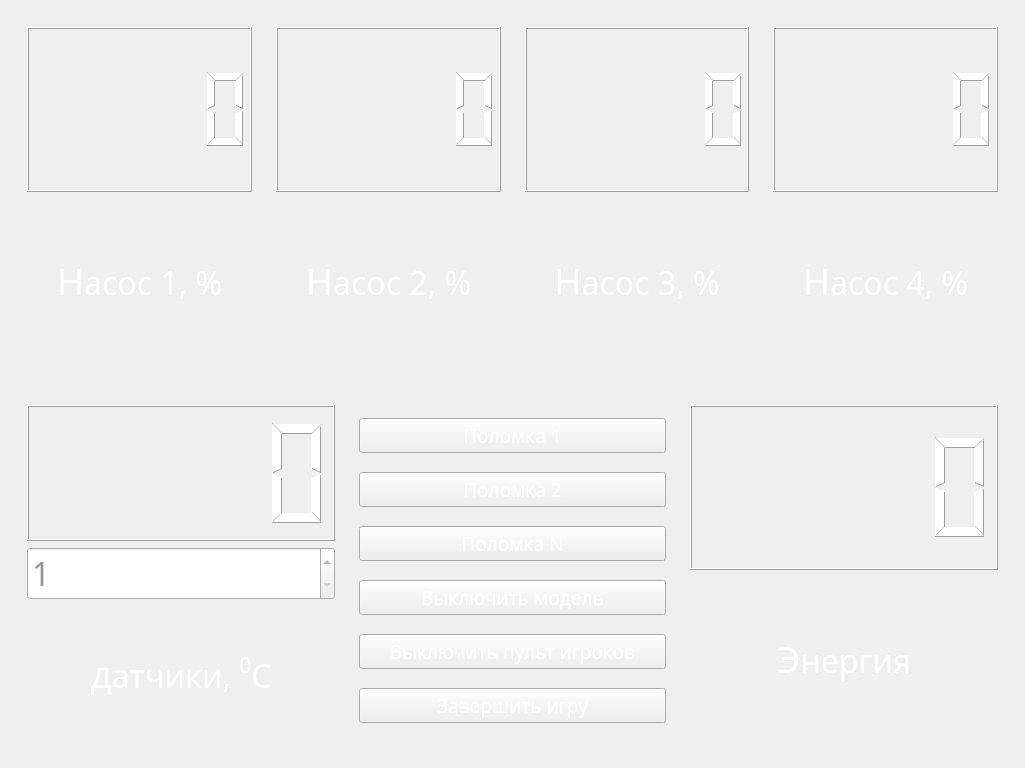
LeonidMurashov/Hurricane_in_glass, file controls/design/reactor_master.ui: the form before one commit.
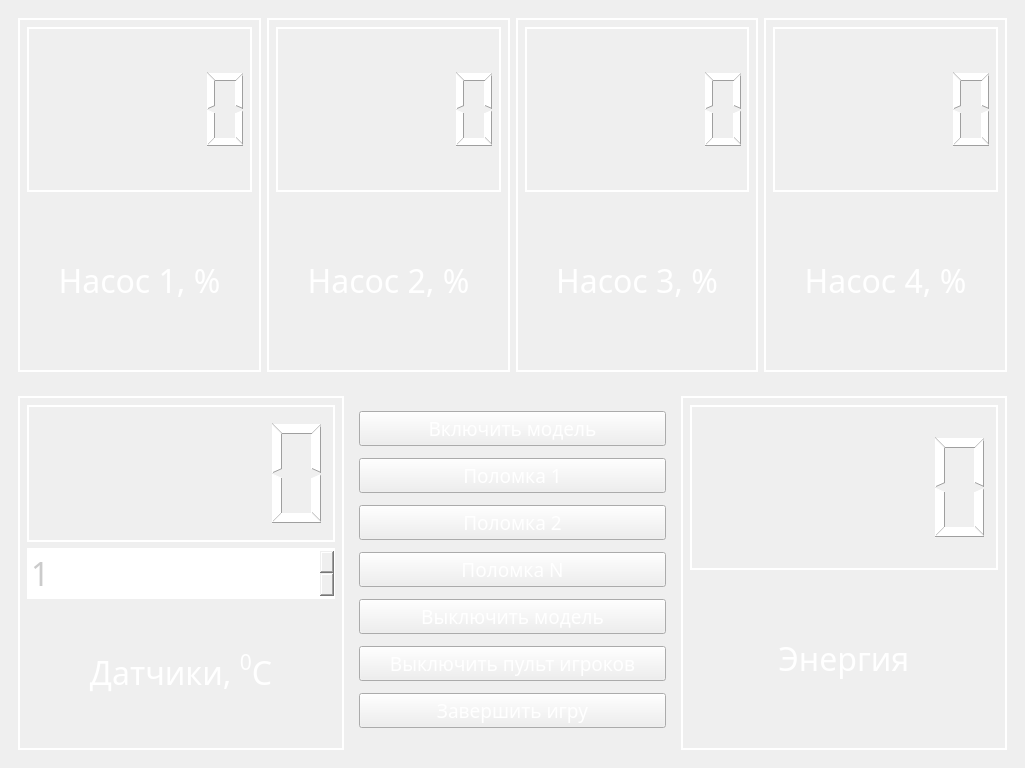
The form after the commit. Icons and pictures are not drawn.

Commit message: master design fixup

What changed in the file:
```diff
--- a/controls/design/reactor_master.ui
+++ b/controls/design/reactor_master.ui
@@ -45,7 +45,7 @@
   </property>
   <property name="windowIcon">
    <iconset>
-    <normaloff>img/nuke logo.jpg</normaloff>img/nuke logo.jpg</iconset>
+    <normaloff>Hurricane_in_glass/controls/design/img/nuke logo.jpg</normaloff>Hurricane_in_glass/controls/design/img/nuke logo.jpg</iconset>
   </property>
   <property name="autoFillBackground">
    <bool>false</bool>
@@ -66,25 +66,55 @@
    <layout class="QVBoxLayout" name="verticalLayout">
     <item>
      <widget class="QWidget" name="waterpipes" native="true">
+      <property name="font">
+       <font>
+        <family>Gadugi</family>
+       </font>
+      </property>
+      <property name="autoFillBackground">
+       <bool>false</bool>
+      </property>
       <property name="styleSheet">
        <string notr="true"/>
       </property>
       <layout class="QHBoxLayout" name="horizontalLayout">
        <item>
         <widget class="QWidget" name="Nasos1" native="true">
+         <property name="font">
+          <font>
+           <family>Gadugi</family>
+          </font>
+         </property>
          <property name="acceptDrops">
           <bool>false</bool>
          </property>
+         <property name="autoFillBackground">
+          <bool>false</bool>
+         </property>
+         <property name="styleSheet">
+          <string notr="true">border: 2px solid white;</string>
+         </property>
          <layout class="QVBoxLayout" name="verticalLayout_2">
           <item>
            <widget class="QLCDNumber" name="lcd1">
+            <property name="font">
+             <font>
+              <family>Gadugi</family>
+             </font>
+            </property>
+            <property name="autoFillBackground">
+             <bool>false</bool>
+            </property>
             <property name="styleSheet">
              <string notr="true">color: rgb(255, 255, 255);</string>
             </property>
+            <property name="frameShadow">
+             <enum>QFrame::Plain</enum>
+            </property>
            </widget>
           </item>
           <item>
-           <widget class="QLabel" name="label">
+           <widget class="QLabel" name="label_1">
             <property name="palette">
              <palette>
               <active>
@@ -178,7 +208,7 @@
             </property>
             <property name="font">
              <font>
-              <family>Sports World</family>
+              <family>Gadugi</family>
               <pointsize>24</pointsize>
               <weight>50</weight>
               <bold>false</bold>
@@ -191,10 +221,14 @@
              <bool>false</bool>
             </property>
             <property name="styleSheet">
-             <string notr="true">color: rgb(255, 255, 255);</string>
+             <string notr="true">color: rgb(255, 255, 255);
+border: 0px;</string>
+            </property>
+            <property name="frameShadow">
+             <enum>QFrame::Plain</enum>
             </property>
             <property name="text">
-             <string>&lt;html&gt;&lt;head/&gt;&lt;body&gt;&lt;p align=&quot;center&quot;&gt;&lt;span style=&quot; font-size:28pt;&quot;&gt;Н&lt;/span&gt;асос 1, %&lt;/p&gt;&lt;/body&gt;&lt;/html&gt;</string>
+             <string>&lt;html&gt;&lt;head/&gt;&lt;body&gt;&lt;p align=&quot;center&quot;&gt;Насос 1, %&lt;/p&gt;&lt;/body&gt;&lt;/html&gt;</string>
             </property>
            </widget>
           </item>
@@ -203,30 +237,59 @@
        </item>
        <item>
         <widget class="QWidget" name="Nasos2" native="true">
+         <property name="font">
+          <font>
+           <family>Gadugi</family>
+          </font>
+         </property>
+         <property name="autoFillBackground">
+          <bool>false</bool>
+         </property>
+         <property name="styleSheet">
+          <string notr="true">border: 2px solid white;</string>
+         </property>
          <layout class="QVBoxLayout" name="verticalLayout_5">
           <item>
            <widget class="QLCDNumber" name="lcd2">
+            <property name="font">
+             <font>
+              <family>Gadugi</family>
+             </font>
+            </property>
+            <property name="autoFillBackground">
+             <bool>false</bool>
+            </property>
             <property name="styleSheet">
              <string notr="true">color: rgb(255, 255, 255);</string>
             </property>
+            <property name="frameShadow">
+             <enum>QFrame::Plain</enum>
+            </property>
            </widget>
           </item>
           <item>
            <widget class="QLabel" name="label_4">
             <property name="font">
              <font>
-              <family>Sports World</family>
+              <family>Gadugi</family>
               <pointsize>24</pointsize>
              </font>
             </property>
             <property name="layoutDirection">
              <enum>Qt::RightToLeft</enum>
             </property>
+            <property name="autoFillBackground">
+             <bool>false</bool>
+            </property>
             <property name="styleSheet">
-             <string notr="true">color: rgb(255, 255, 255);</string>
+             <string notr="true">color: rgb(255, 255, 255);
+border: 0px;</string>
+            </property>
+            <property name="frameShadow">
+             <enum>QFrame::Plain</enum>
             </property>
             <property name="text">
-             <string>&lt;html&gt;&lt;head/&gt;&lt;body&gt;&lt;p align=&quot;center&quot;&gt;&lt;span style=&quot; font-size:28pt;&quot;&gt;Н&lt;/span&gt;асос 2, %&lt;/p&gt;&lt;/body&gt;&lt;/html&gt;</string>
+             <string>&lt;html&gt;&lt;head/&gt;&lt;body&gt;&lt;p align=&quot;center&quot;&gt;Насос 2, %&lt;/p&gt;&lt;/body&gt;&lt;/html&gt;</string>
             </property>
            </widget>
           </item>
@@ -235,30 +298,59 @@
        </item>
        <item>
         <widget class="QWidget" name="Nasos3" native="true">
+         <property name="font">
+          <font>
+           <family>Gadugi</family>
+          </font>
+         </property>
+         <property name="autoFillBackground">
+          <bool>false</bool>
+         </property>
+         <property name="styleSheet">
+          <string notr="true">border: 2px solid white;</string>
+         </property>
          <layout class="QVBoxLayout" name="verticalLayout_4">
           <item>
            <widget class="QLCDNumber" name="lcd3">
+            <property name="font">
+             <font>
+              <family>Gadugi</family>
+             </font>
+            </property>
+            <property name="autoFillBackground">
+             <bool>false</bool>
+            </property>
             <property name="styleSheet">
              <string notr="true">color: rgb(255, 255, 255);</string>
             </property>
+            <property name="frameShadow">
+             <enum>QFrame::Plain</enum>
+            </property>
            </widget>
           </item>
           <item>
            <widget class="QLabel" name="label_3">
             <property name="font">
              <font>
-              <family>Sports World</family>
+              <family>Gadugi</family>
               <pointsize>24</pointsize>
              </font>
             </property>
             <property name="layoutDirection">
              <enum>Qt::RightToLeft</enum>
             </property>
+            <property name="autoFillBackground">
+             <bool>false</bool>
+            </property>
             <property name="styleSheet">
-             <string notr="true">color: rgb(255, 255, 255);</string>
+             <string notr="true">color: rgb(255, 255, 255);
+border: 0px;</string>
+            </property>
+            <property name="frameShadow">
+             <enum>QFrame::Plain</enum>
             </property>
             <property name="text">
-             <string>&lt;html&gt;&lt;head/&gt;&lt;body&gt;&lt;p align=&quot;center&quot;&gt;&lt;span style=&quot; font-size:28pt;&quot;&gt;Н&lt;/span&gt;асос 3, %&lt;/p&gt;&lt;/body&gt;&lt;/html&gt;</string>
+             <string>&lt;html&gt;&lt;head/&gt;&lt;body&gt;&lt;p align=&quot;center&quot;&gt;Насос 3, %&lt;/p&gt;&lt;/body&gt;&lt;/html&gt;</string>
             </property>
            </widget>
           </item>
@@ -267,30 +359,59 @@
        </item>
        <item>
         <widget class="QWidget" name="Nasos4" native="true">
+         <property name="font">
+          <font>
+           <family>Gadugi</family>
+          </font>
+         </property>
+         <property name="autoFillBackground">
+          <bool>false</bool>
+         </property>
+         <property name="styleSheet">
+          <string notr="true">border: 2px solid white;</string>
+         </property>
          <layout class="QVBoxLayout" name="verticalLayout_3">
           <item>
            <widget class="QLCDNumber" name="lcd4">
+            <property name="font">
+             <font>
+              <family>Gadugi</family>
+             </font>
+            </property>
+            <property name="autoFillBackground">
+             <bool>false</bool>
+            </property>
             <property name="styleSheet">
              <string notr="true">color: rgb(255, 255, 255);</string>
             </property>
+            <property name="frameShadow">
+             <enum>QFrame::Plain</enum>
+            </property>
            </widget>
           </item>
           <item>
            <widget class="QLabel" name="label_2">
             <property name="font">
              <font>
-              <family>Sports World</family>
+              <family>Gadugi</family>
               <pointsize>24</pointsize>
              </font>
             </property>
             <property name="layoutDirection">
              <enum>Qt::RightToLeft</enum>
             </property>
+            <property name="autoFillBackground">
+             <bool>false</bool>
+            </property>
             <property name="styleSheet">
-             <string notr="true">color: rgb(255, 255, 255);</string>
+             <string notr="true">color: rgb(255, 255, 255);
+border: 0px;</string>
+            </property>
+            <property name="frameShadow">
+             <enum>QFrame::Plain</enum>
             </property>
             <property name="text">
-             <string>&lt;html&gt;&lt;head/&gt;&lt;body&gt;&lt;p align=&quot;center&quot;&gt;&lt;span style=&quot; font-size:28pt;&quot;&gt;Н&lt;/span&gt;асос 4, %&lt;/p&gt;&lt;/body&gt;&lt;/html&gt;</string>
+             <string>&lt;html&gt;&lt;head/&gt;&lt;body&gt;&lt;p align=&quot;center&quot;&gt;Насос 4, %&lt;/p&gt;&lt;/body&gt;&lt;/html&gt;</string>
             </property>
            </widget>
           </item>
@@ -302,44 +423,77 @@
     </item>
     <item>
      <widget class="QWidget" name="menu2" native="true">
+      <property name="font">
+       <font>
+        <family>Gadugi</family>
+       </font>
+      </property>
       <property name="autoFillBackground">
        <bool>false</bool>
       </property>
       <layout class="QHBoxLayout" name="horizontalLayout_2">
        <item>
         <widget class="QWidget" name="sensors" native="true">
+         <property name="font">
+          <font>
+           <family>Gadugi</family>
+          </font>
+         </property>
+         <property name="autoFillBackground">
+          <bool>false</bool>
+         </property>
+         <property name="styleSheet">
+          <string notr="true">border: 2px solid white;</string>
+         </property>
          <layout class="QVBoxLayout" name="verticalLayout_6">
           <item>
            <widget class="QLCDNumber" name="sensorLcd">
+            <property name="font">
+             <font>
+              <family>Gadugi</family>
+             </font>
+            </property>
+            <property name="autoFillBackground">
+             <bool>false</bool>
+            </property>
             <property name="styleSheet">
              <string notr="true">color: rgb(255, 255, 255);</string>
             </property>
+            <property name="frameShadow">
+             <enum>QFrame::Plain</enum>
+            </property>
            </widget>
           </item>
           <item>
            <widget class="QSpinBox" name="sensorSelector">
             <property name="font">
              <font>
-              <family>Sports World</family>
+              <family>Gadugi</family>
               <pointsize>24</pointsize>
              </font>
             </property>
             <property name="layoutDirection">
              <enum>Qt::LeftToRight</enum>
             </property>
+            <property name="autoFillBackground">
+             <bool>false</bool>
+            </property>
             <property name="styleSheet">
-             <string notr="true">color: rgb(150, 150, 150);</string>
+             <string notr="true">color: rgb(203, 203, 203);</string>
             </property>
             <property name="minimum">
              <number>1</number>
             </property>
+            <property name="maximum">
+             <number>16</number>
+            </property>
            </widget>
           </item>
           <item>
            <widget class="QLabel" name="label_5">
             <property name="font">
              <font>
-              <family>Sports World</family>
+              <family>Gadugi</family>
               <pointsize>24</pointsize>
               <weight>50</weight>
               <bold>false</bold>
@@ -352,10 +506,13 @@
              <bool>false</bool>
             </property>
             <property name="styleSheet">
-             <string notr="true">color: rgb(255, 255, 255);</string>
+             <string notr="true">color: rgb(255, 255, 255); border: 0px;</string>
+            </property>
+            <property name="frameShadow">
+             <enum>QFrame::Plain</enum>
             </property>
             <property name="text">
-             <string>&lt;html&gt;&lt;head/&gt;&lt;body&gt;&lt;p align=&quot;center&quot;&gt;&lt;span style=&quot; font-size:28pt;&quot;&gt;д&lt;/span&gt;атчики, &lt;span style=&quot; vertical-align:super;&quot;&gt;0&lt;/span&gt;C&lt;/p&gt;&lt;/body&gt;&lt;/html&gt;</string>
+             <string>&lt;html&gt;&lt;head/&gt;&lt;body&gt;&lt;p align=&quot;center&quot;&gt;Датчики, &lt;span style=&quot; vertical-align:super;&quot;&gt;0&lt;/span&gt;C&lt;/p&gt;&lt;/body&gt;&lt;/html&gt;</string>
             </property>
            </widget>
           </item>
@@ -367,18 +524,45 @@
          <property name="enabled">
           <bool>true</bool>
          </property>
+         <property name="font">
+          <font>
+           <family>Gadugi</family>
+          </font>
+         </property>
          <property name="autoFillBackground">
           <bool>false</bool>
          </property>
+         <property name="styleSheet">
+          <string notr="true"/>
+         </property>
          <layout class="QVBoxLayout" name="verticalLayout_7">
+          <item>
+           <widget class="QPushButton" name="turnOn">
+            <property name="font">
+             <font>
+              <family>Gadugi</family>
+              <pointsize>14</pointsize>
+             </font>
+            </property>
+            <property name="styleSheet">
+             <string notr="true">color:white;</string>
+            </property>
+            <property name="text">
+             <string>Включить модель</string>
+            </property>
+           </widget>
+          </item>
           <item>
            <widget class="QPushButton" name="crash1">
             <property name="font">
              <font>
-              <family>Sports World</family>
+              <family>Gadugi</family>
               <pointsize>14</pointsize>
              </font>
             </property>
+            <property name="autoFillBackground">
+             <bool>false</bool>
+            </property>
             <property name="styleSheet">
              <string notr="true">color: rgb(255, 255, 255);</string>
             </property>
@@ -391,10 +575,13 @@
            <widget class="QPushButton" name="crash2">
             <property name="font">
              <font>
-              <family>Sports World</family>
+              <family>Gadugi</family>
               <pointsize>14</pointsize>
              </font>
             </property>
+            <property name="autoFillBackground">
+             <bool>false</bool>
+            </property>
             <property name="styleSheet">
              <string notr="true">color: rgb(255, 255, 255);</string>
             </property>
@@ -407,10 +594,13 @@
            <widget class="QPushButton" name="crash3">
             <property name="font">
              <font>
-              <family>Sports World</family>
+              <family>Gadugi</family>
               <pointsize>14</pointsize>
              </font>
             </property>
+            <property name="autoFillBackground">
+             <bool>false</bool>
+            </property>
             <property name="styleSheet">
              <string notr="true">color: rgb(255, 255, 255);</string>
             </property>
@@ -423,10 +613,13 @@
            <widget class="QPushButton" name="modelOff">
             <property name="font">
              <font>
-              <family>Sports World</family>
+              <family>Gadugi</family>
               <pointsize>14</pointsize>
              </font>
             </property>
+            <property name="autoFillBackground">
+             <bool>false</bool>
+            </property>
             <property name="styleSheet">
              <string notr="true">color: rgb(255, 255, 255);</string>
             </property>
@@ -439,10 +632,13 @@
            <widget class="QPushButton" name="playersOff">
             <property name="font">
              <font>
-              <family>Sports World</family>
+              <family>Gadugi</family>
               <pointsize>14</pointsize>
              </font>
             </property>
+            <property name="autoFillBackground">
+             <bool>false</bool>
+            </property>
             <property name="styleSheet">
              <string notr="true">color: rgb(255, 255, 255);</string>
             </property>
@@ -455,10 +651,13 @@
            <widget class="QPushButton" name="endGame">
             <property name="font">
              <font>
-              <family>Sports World</family>
+              <family>Gadugi</family>
               <pointsize>14</pointsize>
              </font>
             </property>
+            <property name="autoFillBackground">
+             <bool>false</bool>
+            </property>
             <property name="styleSheet">
              <string notr="true">color: rgb(255, 255, 255);</string>
             </property>
@@ -468,38 +667,66 @@
            </widget>
           </item>
          </layout>
-         <zorder>sensors</zorder>
          <zorder>modelOff</zorder>
          <zorder>endGame</zorder>
          <zorder>playersOff</zorder>
          <zorder>crash1</zorder>
          <zorder>crash2</zorder>
          <zorder>crash3</zorder>
+         <zorder>turnOn</zorder>
         </widget>
        </item>
        <item>
         <widget class="QWidget" name="widget_4" native="true">
+         <property name="font">
+          <font>
+           <family>Gadugi</family>
+          </font>
+         </property>
+         <property name="autoFillBackground">
+          <bool>false</bool>
+         </property>
+         <property name="styleSheet">
+          <string notr="true">border: 2px solid white;</string>
+         </property>
          <layout class="QVBoxLayout" name="verticalLayout_8">
           <item>
            <widget class="QLCDNumber" name="energyLcd">
+            <property name="font">
+             <font>
+              <family>Gadugi</family>
+             </font>
+            </property>
+            <property name="autoFillBackground">
+             <bool>false</bool>
+            </property>
             <property name="styleSheet">
              <string notr="true">color: rgb(255, 255, 255);</string>
             </property>
+            <property name="frameShadow">
+             <enum>QFrame::Plain</enum>
+            </property>
            </widget>
           </item>
           <item>
            <widget class="QLabel" name="label_6">
             <property name="font">
              <font>
-              <family>Sports World</family>
+              <family>Gadugi</family>
               <pointsize>24</pointsize>
              </font>
             </property>
+            <property name="autoFillBackground">
+             <bool>false</bool>
+            </property>
             <property name="styleSheet">
-             <string notr="true">color: rgb(255, 255, 255);</string>
+             <string notr="true">color: rgb(255, 255, 255); border: 0;</string>
+            </property>
+            <property name="frameShadow">
+             <enum>QFrame::Plain</enum>
             </property>
             <property name="text">
-             <string>&lt;html&gt;&lt;head/&gt;&lt;body&gt;&lt;p align=&quot;center&quot;&gt;&lt;span style=&quot; font-size:28pt;&quot;&gt;Э&lt;/span&gt;нергия&lt;/p&gt;&lt;/body&gt;&lt;/html&gt;</string>
+             <string>&lt;html&gt;&lt;head/&gt;&lt;body&gt;&lt;p align=&quot;center&quot;&gt;Энергия&lt;/p&gt;&lt;/body&gt;&lt;/html&gt;</string>
             </property>
            </widget>
           </item>
```
